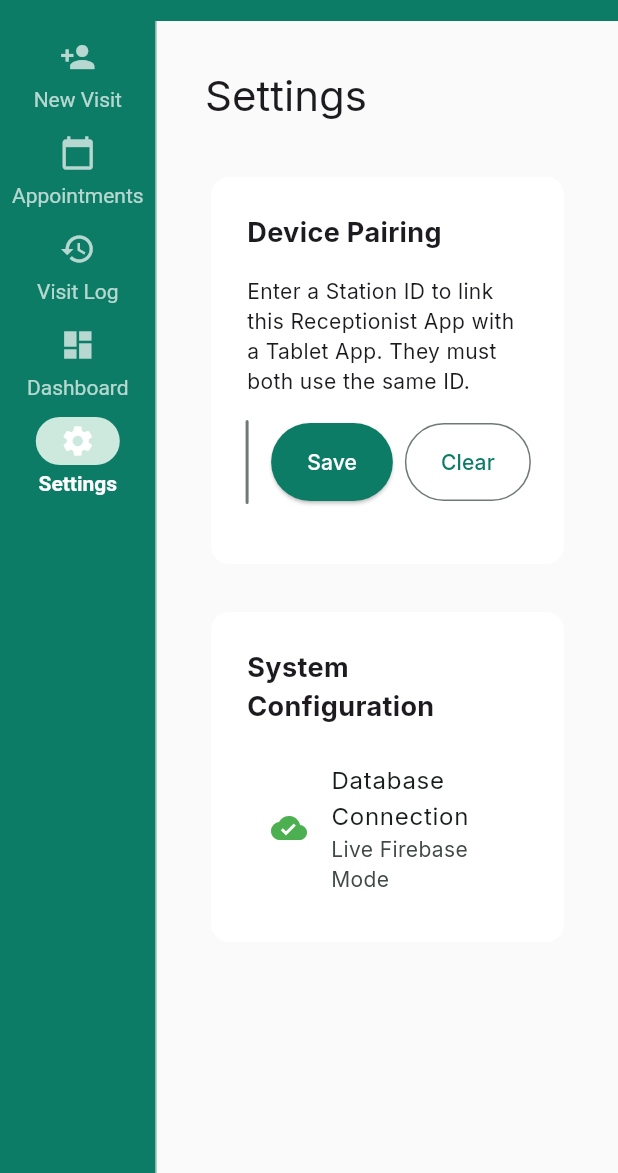
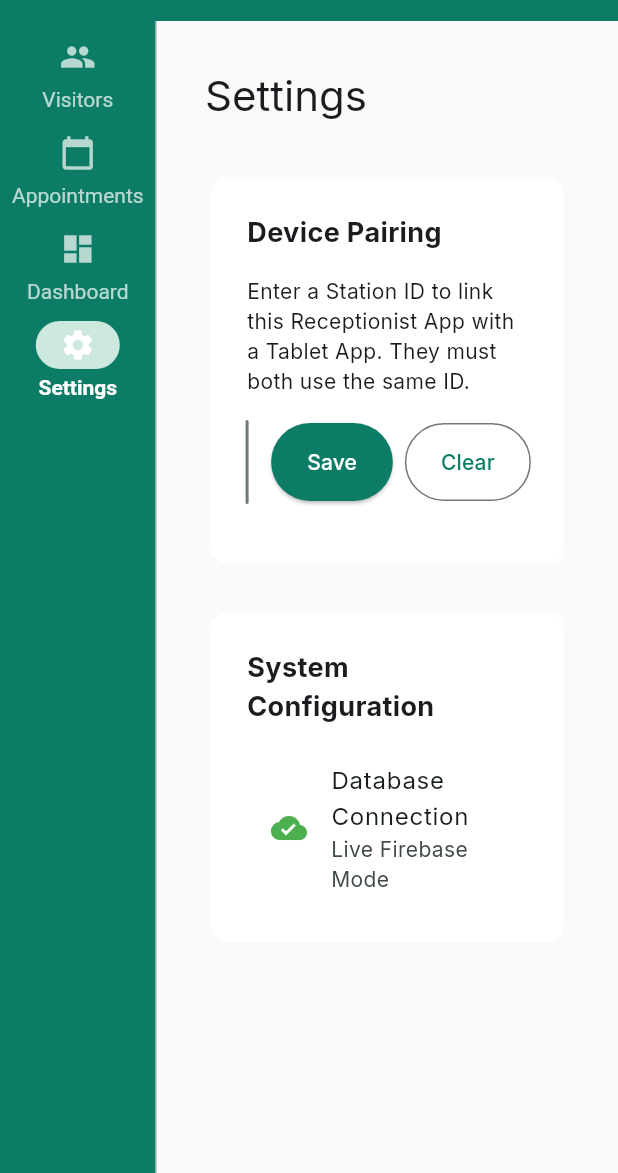
Before and after one commit to Sinishaw/reception-app-flutter, a Flutter app: the screen it shows after launch, after a tap on "Settings", on a phone screen of 412 x 824 dp, the part 63-1236 px from its top. Run offline on Flutter 3.47's test engine with Material 3 defaults, Android fonts, the phone set to English and light mode, and no system bars; our stand-ins replace cloud_firestore, firebase_core, fl_chart, flutter_local_notifications, flutter_riverpod, freezed_annotation and 6 more; missing offline and left inert: mobile_scanner; accounts and stored records are empty; generated files the repository leaves out were written again.

Commit message:
Merge New Visit and Visit Log into Visitors screen with Add Visitor button and fix row icons #3

```diff
--- a/lib/features/check_in/check_in_form.dart
+++ b/lib/features/check_in/check_in_form.dart
@@ -305,6 +305,9 @@ class _CheckInFormState extends ConsumerState<CheckInForm> {
         ScaffoldMessenger.of(context).showSnackBar(
           const SnackBar(content: Text('Check-in successful!')),
         );
+        if (Navigator.canPop(context)) {
+          Navigator.pop(context);
+        }
       }
     } catch (e) {
       if (context.mounted) {
@@ -335,6 +338,9 @@ class _CheckInFormState extends ConsumerState<CheckInForm> {
       ScaffoldMessenger.of(context).showSnackBar(
         const SnackBar(content: Text('Form cleared successfully')),
       );
+      if (Navigator.canPop(context)) {
+        Navigator.pop(context);
+      }
     }
   }
 }
--- a/lib/features/receptionist/receptionist_shell.dart
+++ b/lib/features/receptionist/receptionist_shell.dart
@@ -18,9 +18,8 @@ class _ReceptionistShellState extends ConsumerState<ReceptionistShell> {
   int _selectedIndex = 0;
 
   final List<Widget> _screens = [
-    const CheckInForm(),
+    const VisitLogScreen(),
     const AppointmentsScreen(),
-    const VisitLogScreen(),
     const DashboardScreen(),
     const SettingsScreen(),
   ];
@@ -36,7 +35,7 @@ class _ReceptionistShellState extends ConsumerState<ReceptionistShell> {
           IconButton(
             icon: const Icon(Icons.settings),
             tooltip: 'Settings',
-            onPressed: () => setState(() => _selectedIndex = 4),
+            onPressed: () => setState(() => _selectedIndex = 3),
           ),
         ],
       ),
@@ -52,9 +51,8 @@ class _ReceptionistShellState extends ConsumerState<ReceptionistShell> {
             unselectedLabelTextStyle: const TextStyle(color: Colors.white70),
             selectedLabelTextStyle: const TextStyle(color: Colors.white, fontWeight: FontWeight.bold),
             destinations: const [
-              NavigationRailDestination(icon: Icon(Icons.person_add), label: Text('New Visit')),
+              NavigationRailDestination(icon: Icon(Icons.people), label: Text('Visitors')),
               NavigationRailDestination(icon: Icon(Icons.calendar_today), label: Text('Appointments')),
-              NavigationRailDestination(icon: Icon(Icons.history), label: Text('Visit Log')),
               NavigationRailDestination(icon: Icon(Icons.dashboard), label: Text('Dashboard')),
               NavigationRailDestination(icon: Icon(Icons.settings), label: Text('Settings')),
             ],
--- a/lib/features/visit_log/visit_log_screen.dart
+++ b/lib/features/visit_log/visit_log_screen.dart
@@ -5,6 +5,7 @@ import '../../core/theme.dart';
 import '../../shared/repositories/providers.dart';
 import '../../shared/models/visit.dart';
 import '../../shared/models/staff.dart';
+import '../check_in/check_in_form.dart';
 
 class VisitLogScreen extends ConsumerStatefulWidget {
   const VisitLogScreen({super.key});
@@ -50,11 +51,31 @@ class _VisitLogScreenState extends ConsumerState<VisitLogScreen> {
           Row(
             mainAxisAlignment: MainAxisAlignment.spaceBetween,
             children: [
-              Text('Visit History', style: Theme.of(context).textTheme.headlineMedium),
-              OutlinedButton.icon(
-                onPressed: () {},
-                icon: const Icon(Icons.download),
-                label: const Text('Export to CSV'),
+              Text('Visitors', style: Theme.of(context).textTheme.headlineMedium),
+              Row(
+                children: [
+                  ElevatedButton.icon(
+                    onPressed: () => _showAddVisitorDialog(context),
+                    icon: const Icon(Icons.add),
+                    label: const Text('Add Visitor'),
+                    style: ElevatedButton.styleFrom(
+                      backgroundColor: AppColors.accent,
+                      foregroundColor: Colors.white,
+                      padding: const EdgeInsets.symmetric(horizontal: 20, vertical: 16),
+                      shape: RoundedRectangleBorder(borderRadius: BorderRadius.circular(12)),
+                    ),
+                  ),
+                  const SizedBox(width: 12),
+                  OutlinedButton.icon(
+                    onPressed: () {},
+                    icon: const Icon(Icons.download),
+                    label: const Text('Export to CSV'),
+                    style: OutlinedButton.styleFrom(
+                      padding: const EdgeInsets.symmetric(horizontal: 20, vertical: 16),
+                      shape: RoundedRectangleBorder(borderRadius: BorderRadius.circular(12)),
+                    ),
+                  ),
+                ],
               ),
             ],
           ),
@@ -584,6 +605,37 @@ class _VisitLogScreenState extends ConsumerState<VisitLogScreen> {
       ),
     );
   }
+
+  void _showAddVisitorDialog(BuildContext context) {
+    showDialog(
+      context: context,
+      barrierDismissible: true,
+      builder: (context) {
+        return Dialog(
+          shape: RoundedRectangleBorder(borderRadius: BorderRadius.circular(16)),
+          child: ConstrainedBox(
+            constraints: const BoxConstraints(maxWidth: 1050, maxHeight: 780),
+            child: Stack(
+              children: [
+                const Padding(
+                  padding: EdgeInsets.only(top: 24.0),
+                  child: CheckInForm(),
+                ),
+                Positioned(
+                  top: 16,
+                  right: 16,
+                  child: IconButton(
+                    icon: const Icon(Icons.close),
+                    onPressed: () => Navigator.pop(context),
+                  ),
+                ),
+              ],
+            ),
+          ),
+        );
+      },
+    );
+  }
 }
 
 final visitListProvider = StreamProvider<List<Visit>>((ref) {
```
Also changed, not shown: 1 other file.
